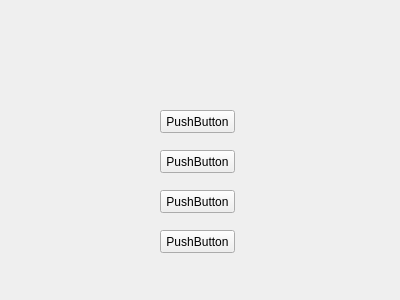
Old version of the form test.ui in the repository Hunlongyu/pyside-auto-uic.
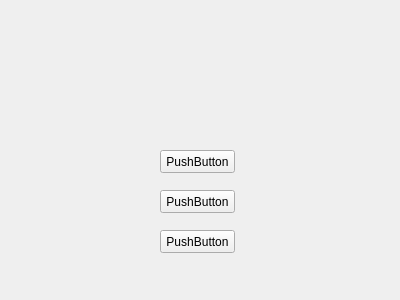
New version of the form.

```diff
--- a/test.ui
+++ b/test.ui
@@ -13,19 +13,6 @@
   <property name="windowTitle">
    <string>Form</string>
   </property>
-  <widget class="QPushButton" name="pushButton">
-   <property name="geometry">
-    <rect>
-     <x>160</x>
-     <y>110</y>
-     <width>75</width>
-     <height>23</height>
-    </rect>
-   </property>
-   <property name="text">
-    <string>PushButton</string>
-   </property>
-  </widget>
   <widget class="QPushButton" name="pushButton_2">
    <property name="geometry">
     <rect>
```
